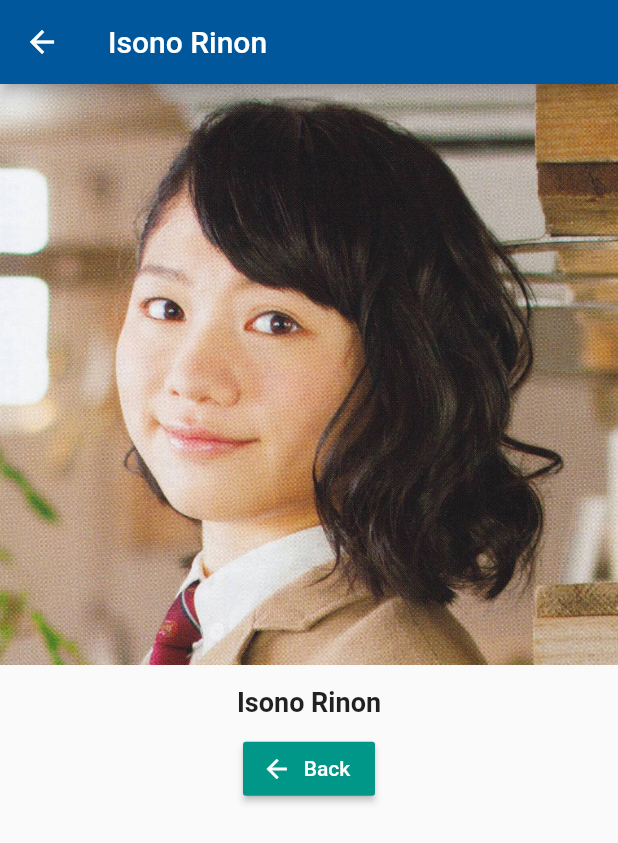
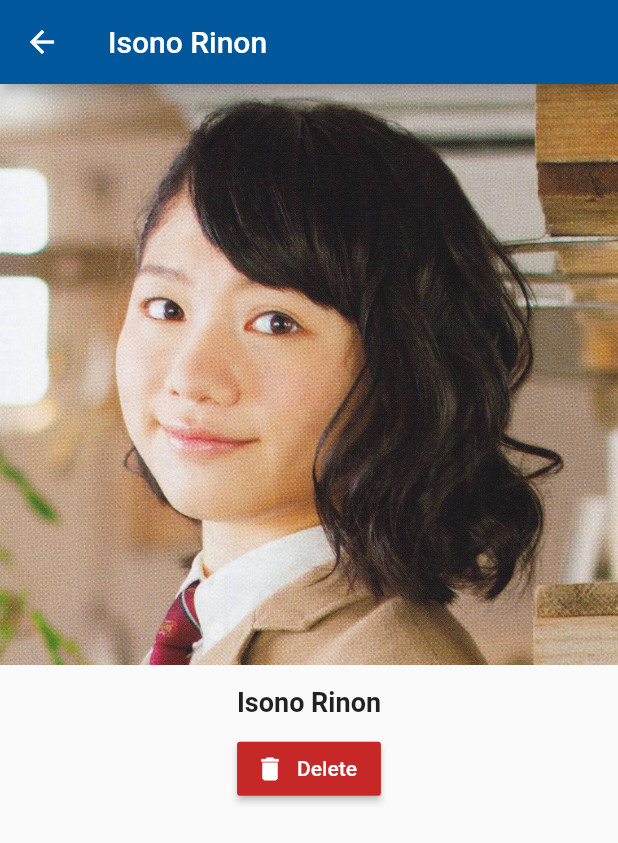
Before and after one commit to emmanuelsw/flutter_sg, a Flutter app: the screen it shows after launch, after a tap on "Details", on a phone screen of 412 x 824 dp. Shown: the top 843 px of the screen. Run offline on Flutter 3.47's test engine with Material 2 defaults, Android fonts, the phone set to English and light mode, and no system bars.

Commit message:
Popping the page

```diff
--- a/lib/member_manager.dart
+++ b/lib/member_manager.dart
@@ -30,17 +30,23 @@ class _MemberManagerState extends State<MemberManager> {
     });
   }
 
+  void _deleteMember(int index) {
+    setState(() {
+      _members.removeAt(index);
+    });
+  }
+
   @override
   Widget build(BuildContext context) {
     return Column(children: [
       Container(
-        margin: EdgeInsets.all(10.0),
+        margin: EdgeInsets.only(top: 10.0, bottom: 7.0),
         child: Center(
           child: MemberControl(_addMember),
         ),
       ),
       Expanded(
-        child: Members(_members),
+        child: Members(_members, _deleteMember),
       ),
     ]);
   }
--- a/lib/pages/member.dart
+++ b/lib/pages/member.dart
@@ -26,13 +26,13 @@ class MemberPage extends StatelessWidget {
           Container(
             child: RaisedButton.icon(
               icon: Icon(
-                Icons.arrow_back,
+                Icons.delete,
                 size: 20.0,
               ),
-              label: Text('Back'),
-              color: Colors.teal,
+              label: Text('Delete'),
+              color: Colors.red[800],
               textColor: Colors.white,
-              onPressed: () => Navigator.pop(context),
+              onPressed: () => Navigator.pop(context, true),
             ),
           ),
         ],
```
Also changed, not shown: lib/members.dart (+8 -3 lines).
